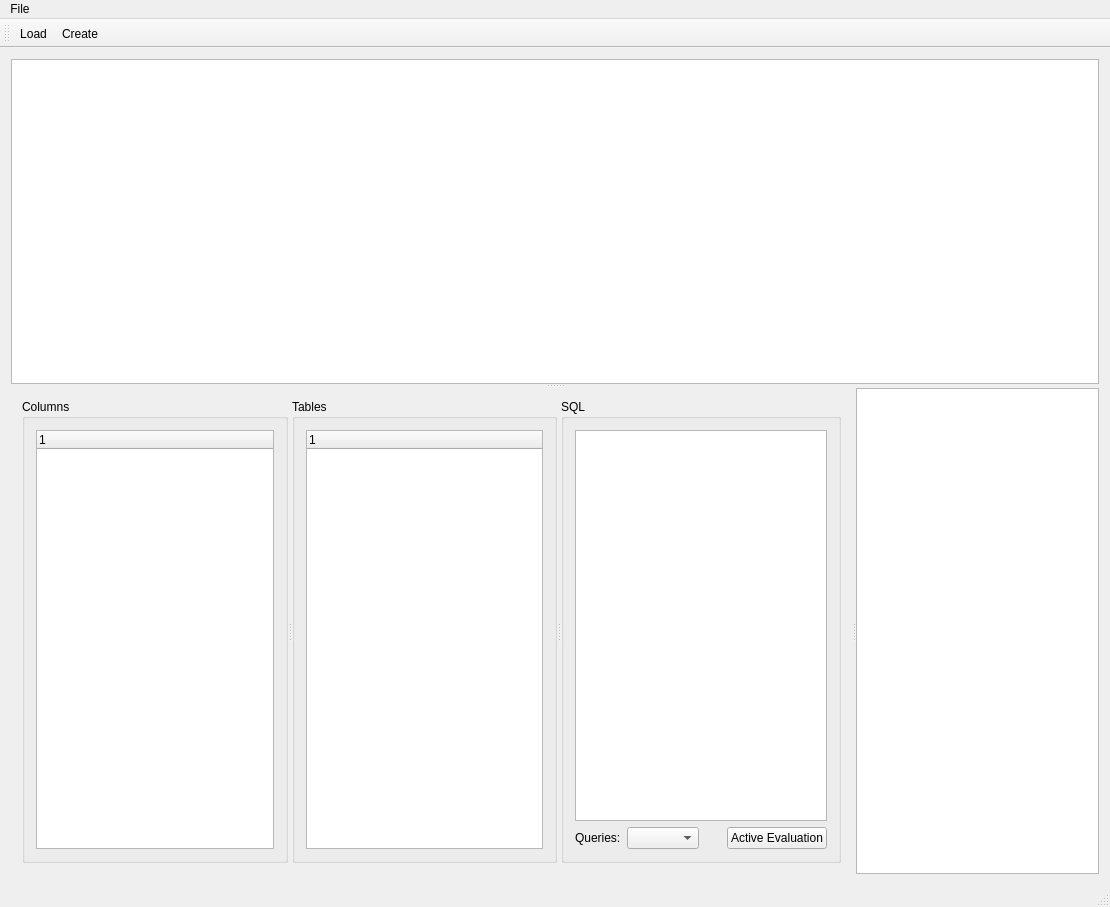
The window that src/mainwindow.ui (ericsium/qt-test) describes before a commit, drawn with Qt 5.
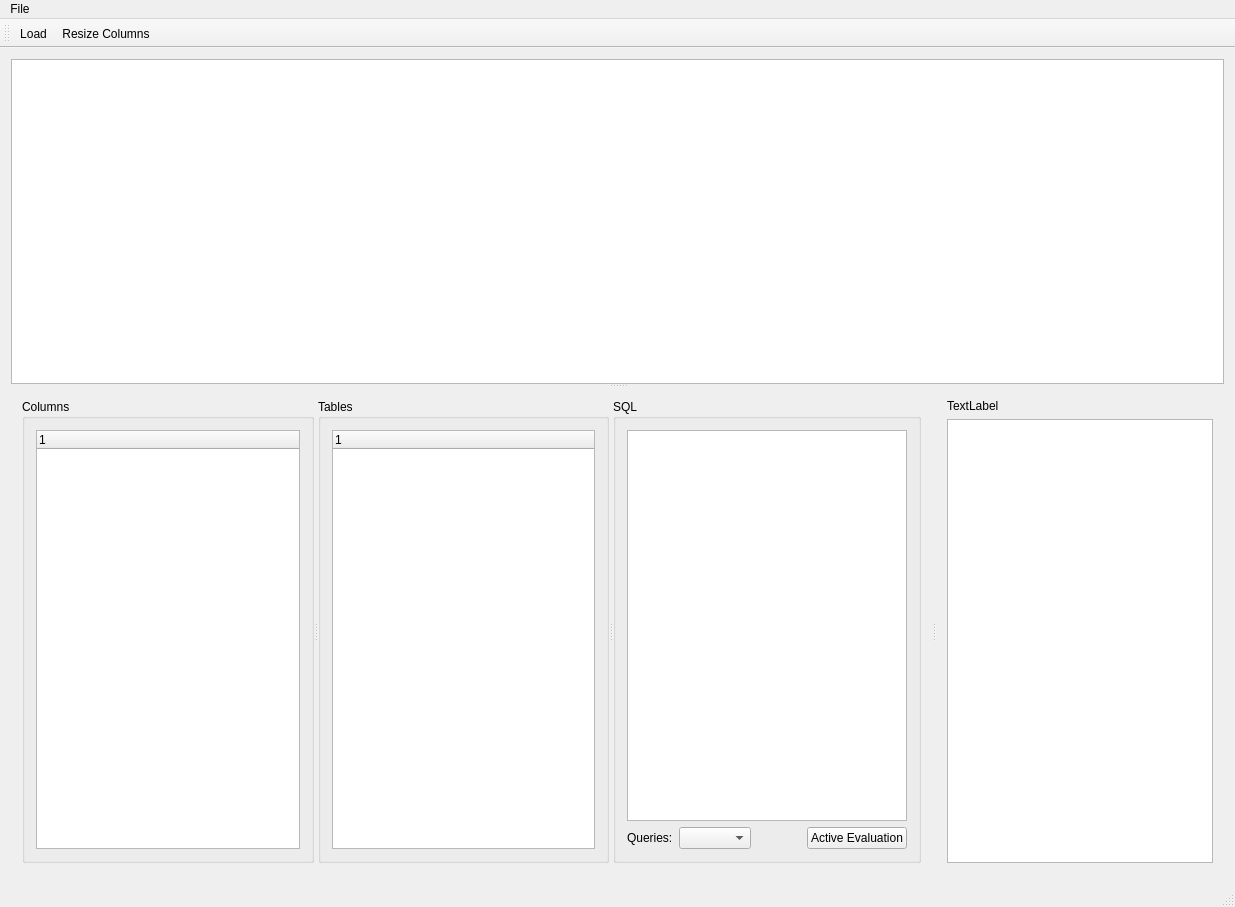
The same window after the commit. Icons and pictures are not drawn.

Commit message: Add icons Add filename to file dialog Add column resize options

What changed in the file:
```diff
--- a/src/mainwindow.ui
+++ b/src/mainwindow.ui
@@ -6,7 +6,7 @@
    <rect>
     <x>0</x>
     <y>0</y>
-    <width>1110</width>
+    <width>1235</width>
     <height>907</height>
    </rect>
   </property>
@@ -14,18 +14,13 @@
    <string>MainWindow</string>
   </property>
   <widget class="QWidget" name="centralWidget">
-   <layout class="QVBoxLayout" name="verticalLayout_4">
+   <layout class="QVBoxLayout" name="verticalLayout_5">
     <item>
-     <widget class="QSplitter" name="splitter_5">
+     <widget class="QSplitter" name="splitter_2">
       <property name="orientation">
        <enum>Qt::Vertical</enum>
       </property>
-      <widget class="QSplitter" name="splitter_2">
-       <property name="orientation">
-        <enum>Qt::Vertical</enum>
-       </property>
-       <widget class="QTableView" name="tableView"/>
-      </widget>
+      <widget class="QTableView" name="tableView"/>
       <widget class="QSplitter" name="splitter">
        <property name="orientation">
         <enum>Qt::Horizontal</enum>
@@ -122,7 +117,20 @@
          </item>
         </layout>
        </widget>
-       <widget class="QPlainTextEdit" name="plainTextEdit_2"/>
+       <widget class="QWidget" name="layoutWidget">
+        <layout class="QVBoxLayout" name="verticalLayout_4">
+         <item>
+          <widget class="QLabel" name="fileLabel">
+           <property name="text">
+            <string>TextLabel</string>
+           </property>
+          </widget>
+         </item>
+         <item>
+          <widget class="QPlainTextEdit" name="plainTextEdit_2"/>
+         </item>
+        </layout>
+       </widget>
       </widget>
      </widget>
     </item>
@@ -133,8 +141,8 @@
     <rect>
      <x>0</x>
      <y>0</y>
-     <width>1110</width>
-     <height>26</height>
+     <width>1235</width>
+     <height>20</height>
     </rect>
    </property>
    <widget class="QMenu" name="menuFile">
@@ -142,7 +150,7 @@
      <string>File</string>
     </property>
     <addaction name="actionLoad"/>
-    <addaction name="actionCreate"/>
+    <addaction name="actionResize"/>
    </widget>
    <addaction name="menuFile"/>
   </widget>
@@ -154,17 +162,30 @@
     <bool>false</bool>
    </attribute>
    <addaction name="actionLoad"/>
-   <addaction name="actionCreate"/>
+   <addaction name="actionResize"/>
   </widget>
   <widget class="QStatusBar" name="statusBar"/>
   <action name="actionLoad">
+   <property name="icon">
+    <iconset>
+     <normalon>:/icons/assets/Actions-document-open-icon.png</normalon>
+    </iconset>
+   </property>
    <property name="text">
     <string>Load</string>
    </property>
   </action>
-  <action name="actionCreate">
+  <action name="actionResize">
+   <property name="icon">
+    <iconset>
+     <normalon>:/icons/assets/Actions-zoom-fit-width-icon.png</normalon>
+    </iconset>
+   </property>
    <property name="text">
-    <string>Create</string>
+    <string>Resize Columns</string>
+   </property>
+   <property name="toolTip">
+    <string>Resize Columns</string>
    </property>
   </action>
  </widget>
```
The commit also changes 8 other files.
